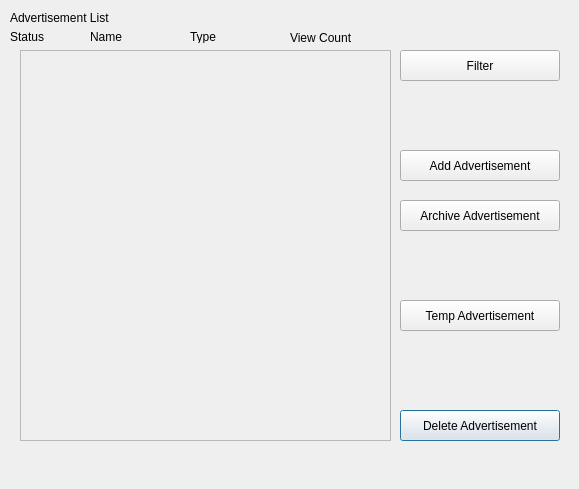
This is UI/AdvertisementsDialog.ui in jordynmarlow/SoftwareEngineering as Qt 5 draws it before an edit. The edited form follows.
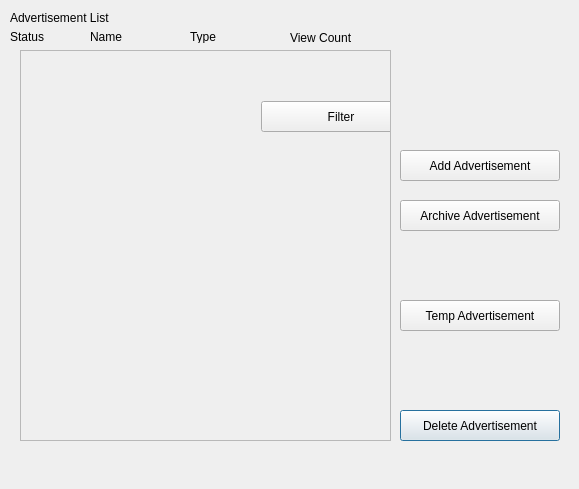
This is the edited form.

```diff
--- a/UI/AdvertisementsDialog.ui
+++ b/UI/AdvertisementsDialog.ui
@@ -73,6 +73,19 @@
       <height>389</height>
      </rect>
     </property>
+    <widget class="QPushButton" name="filter_advertisements_bt">
+     <property name="geometry">
+      <rect>
+       <x>240</x>
+       <y>50</y>
+       <width>160</width>
+       <height>31</height>
+      </rect>
+     </property>
+     <property name="text">
+      <string>Filter</string>
+     </property>
+    </widget>
    </widget>
   </widget>
   <widget class="QPushButton" name="add_advertisement_bt">
@@ -114,19 +127,6 @@
     <string>Archive Advertisement</string>
    </property>
   </widget>
-  <widget class="QPushButton" name="filter_advertisements_bt">
-   <property name="geometry">
-    <rect>
-     <x>400</x>
-     <y>50</y>
-     <width>160</width>
-     <height>31</height>
-    </rect>
-   </property>
-   <property name="text">
-    <string>Filter</string>
-   </property>
-  </widget>
   <widget class="QLabel" name="label_4">
    <property name="geometry">
     <rect>
```
